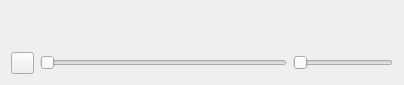
This is content.ui in 0verwritten/player as Qt 5 draws it before an edit. The edited form follows.
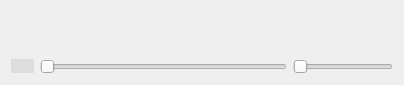
This is the edited form.

The edit to the form file:
```diff
--- a/content.ui
+++ b/content.ui
@@ -13,6 +13,9 @@
   <property name="windowTitle">
    <string>Form</string>
   </property>
+  <property name="styleSheet">
+   <string notr="true">border:none;</string>
+  </property>
   <layout class="QGridLayout" name="gridLayout">
    <item row="1" column="1">
     <widget class="QSlider" name="horizontalSlider">
@@ -42,6 +45,9 @@
        <height>16777215</height>
       </size>
      </property>
+     <property name="styleSheet">
+      <string notr="true">background-color:#ddd;</string>
+     </property>
      <property name="text">
       <string/>
      </property>
```
